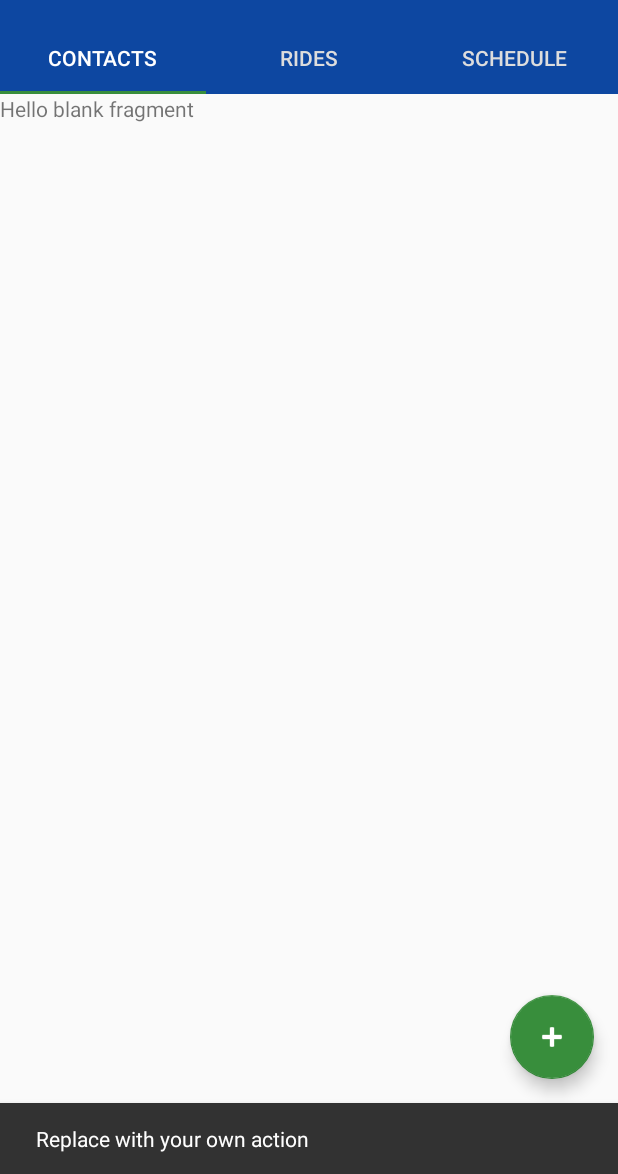
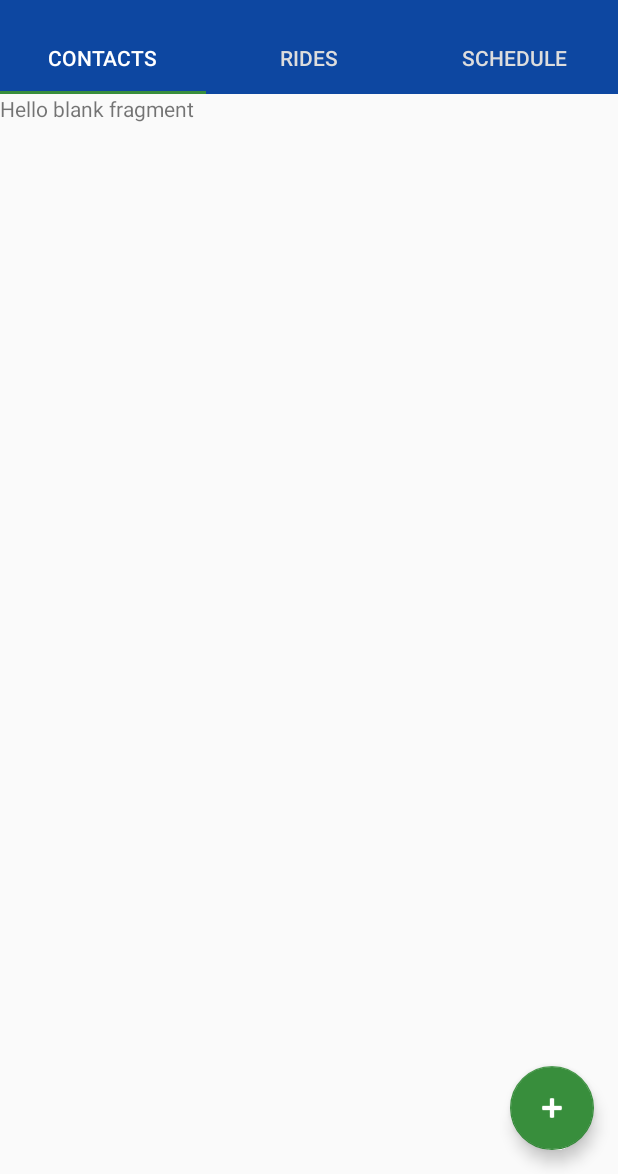
Before and after one commit to SilvaMtz/Carpooling, an Android app: the screen it shows after launch (MainActivity), after a tap on an icon or button, on a phone screen of 412 x 824 dp, the part 62-1236 px from its top. Run offline under Robolectric (Android 15) with nearby library versions, the phone set to English and light mode, and no system bars; our stand-ins replace ButterKnife.

Commit message:
Clean MainActivity

```diff
--- a/CarpoolingTec/app/src/main/java/itesm/mx/carpoolingtec/main/MainActivity.java
+++ b/CarpoolingTec/app/src/main/java/itesm/mx/carpoolingtec/main/MainActivity.java
@@ -16,6 +16,7 @@ import android.support.v7.widget.Toolbar;
 import android.view.View;
 import android.view.Menu;
 import android.view.MenuItem;
+import android.widget.Toast;
 
 import butterknife.BindView;
 import butterknife.ButterKnife;
@@ -24,13 +25,12 @@ import itesm.mx.carpoolingtec.contacts.ContactsFragment;
 import itesm.mx.carpoolingtec.rides.RidesFragment;
 import itesm.mx.carpoolingtec.schedule.ScheduleFragment;
 
-/**
- * {@li}
- */
-public class MainActivity extends AppCompatActivity {
+public class MainActivity extends AppCompatActivity implements View.OnClickListener{
 
+    @BindView(R.id.toolbar) Toolbar toolbar;
     @BindView(R.id.tab_layout) TabLayout tabLayout;
     @BindView(R.id.view_pager) ViewPager viewPager;
+    @BindView(R.id.fab) FloatingActionButton fab;
 
     @Override
     protected void onCreate(Bundle savedInstanceState) {
@@ -38,17 +38,9 @@ public class MainActivity extends AppCompatActivity {
         setContentView(R.layout.activity_main);
         ButterKnife.bind(this);
 
-        Toolbar toolbar = (Toolbar) findViewById(R.id.toolbar);
         setSupportActionBar(toolbar);
 
-        FloatingActionButton fab = (FloatingActionButton) findViewById(R.id.fab);
-        fab.setOnClickListener(new View.OnClickListener() {
-            @Override
-            public void onClick(View view) {
-                Snackbar.make(view, "Replace with your own action", Snackbar.LENGTH_LONG)
-                        .setAction("Action", null).show();
-            }
-        });
+        fab.setOnClickListener(this);
 
         viewPager.setAdapter(new MyAdapter(getSupportFragmentManager()));
         tabLayout.setupWithViewPager(viewPager);
@@ -56,8 +48,9 @@ public class MainActivity extends AppCompatActivity {
 
     @Override
     public boolean onCreateOptionsMenu(Menu menu) {
-        // Inflate the menu; this adds items to the action bar if it is present.
         getMenuInflater().inflate(R.menu.menu_main, menu);
+
+        // Set refresh icon color to white.
         Drawable refreshIcon = menu.findItem(R.id.action_sort).getIcon();
         if (refreshIcon != null) {
             refreshIcon.mutate();
@@ -69,17 +62,18 @@ public class MainActivity extends AppCompatActivity {
 
     @Override
     public boolean onOptionsItemSelected(MenuItem item) {
-        // Handle action bar item clicks here. The action bar will
-        // automatically handle clicks on the Home/Up button, so long
-        // as you specify a parent activity in AndroidManifest.xml.
-        int id = item.getItemId();
+        switch (item.getItemId()) {
+            case R.id.action_settings:
+                return true;
+            case R.id.action_sort:
+                return true;
+        }
+        return super.onOptionsItemSelected(item);
+    }
 
-        //noinspection SimplifiableIfStatement
-        if (id == R.id.action_settings) {
-            return true;
-        }
-
-        return super.onOptionsItemSelected(item);
+    @Override
+    public void onClick(View v) {
+        Toast.makeText(this, "FAB clicked", Toast.LENGTH_SHORT).show();
     }
 
     class MyAdapter extends FragmentPagerAdapter {
```
